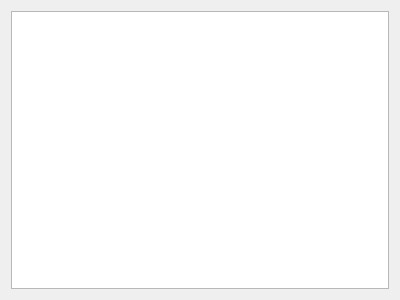
The window that mainwindow.ui (sonichy/Qt_StandardPixmap) describes before a commit, drawn with Qt 5.
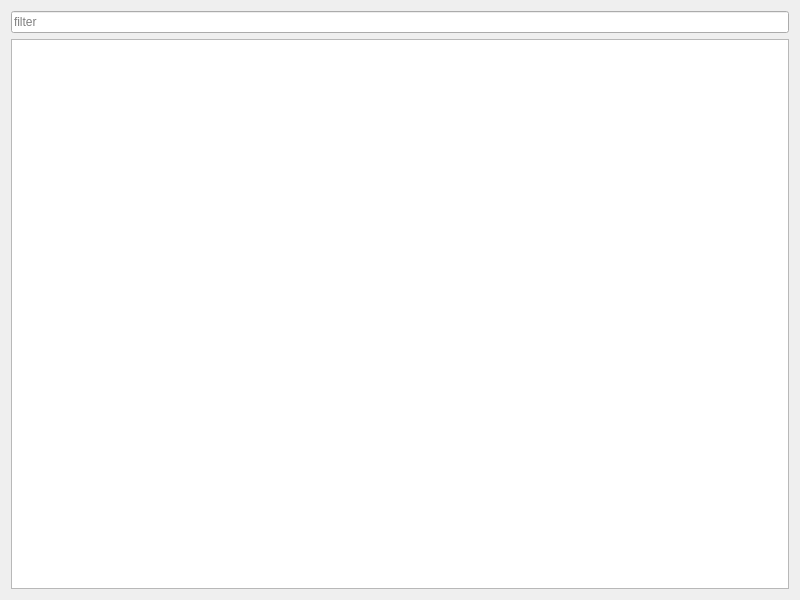
The same window after the commit.

Patch:
```diff
--- a/mainwindow.ui
+++ b/mainwindow.ui
@@ -6,8 +6,8 @@
    <rect>
     <x>0</x>
     <y>0</y>
-    <width>400</width>
-    <height>300</height>
+    <width>800</width>
+    <height>600</height>
    </rect>
   </property>
   <property name="windowTitle">
@@ -15,6 +15,13 @@
   </property>
   <widget class="QWidget" name="centralWidget">
    <layout class="QVBoxLayout" name="verticalLayout">
+    <item>
+     <widget class="QLineEdit" name="lineEdit">
+      <property name="placeholderText">
+       <string>filter</string>
+      </property>
+     </widget>
+    </item>
     <item>
      <widget class="QListWidget" name="listWidget">
       <property name="dragDropMode">
```
